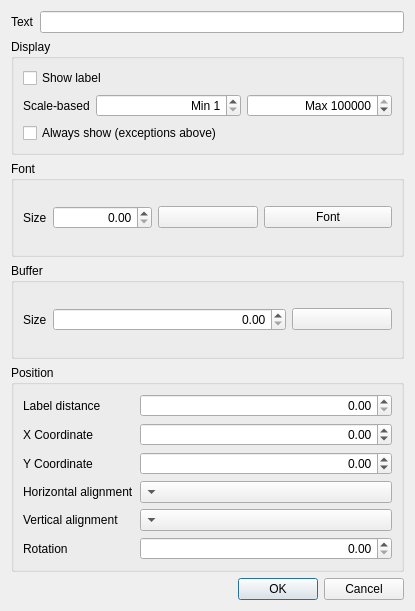
First picture: the form in src/ui/qgslabelpropertydialogbase.ui, repository carsmie/QGIS, before the edit.
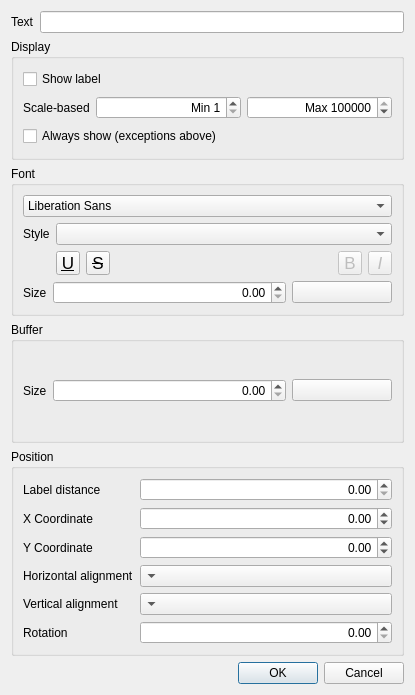
Second picture: the form after the edit. Custom widgets are drawn as their Qt base class.

Commit message:
Fix for #8003, font not written to table when using change label properties tool
The following have been updated/added to match layer's new labeling gui:
- Comboboxes for font family and style
- Buttons for underline, strikeout, bold and italic

Patch:
```diff
--- a/src/ui/qgslabelpropertydialogbase.ui
+++ b/src/ui/qgslabelpropertydialogbase.ui
@@ -7,7 +7,7 @@
     <x>0</x>
     <y>0</y>
     <width>415</width>
-    <height>611</height>
+    <height>695</height>
    </rect>
   </property>
   <property name="windowTitle">
@@ -34,14 +34,34 @@
       <string>Font</string>
      </property>
      <layout class="QGridLayout" name="gridLayout">
-      <item row="0" column="2">
-       <widget class="QPushButton" name="mFontPushButton">
+      <item row="1" column="1" colspan="2">
+       <widget class="QComboBox" name="mFontStyleCmbBx">
+        <property name="toolTip">
+         <string>Available typeface styles</string>
+        </property>
+       </widget>
+      </item>
+      <item row="3" column="2">
+       <widget class="QgsColorButton" name="mFontColorButton">
+        <property name="maximumSize">
+         <size>
+          <width>100</width>
+          <height>16777215</height>
+         </size>
+        </property>
         <property name="text">
-         <string>Font</string>
+         <string/>
         </property>
        </widget>
       </item>
-      <item row="0" column="0">
+      <item row="0" column="0" colspan="3">
+       <widget class="QFontComboBox" name="mFontFamilyCmbBx">
+        <property name="editable">
+         <bool>false</bool>
+        </property>
+       </widget>
+      </item>
+      <item row="3" column="0" colspan="2">
        <layout class="QHBoxLayout" name="horizontalLayout">
         <item>
          <widget class="QLabel" name="mFontSizeLabel">
@@ -68,19 +88,173 @@
         </item>
        </layout>
       </item>
-      <item row="0" column="1">
-       <widget class="QgsColorButton" name="mFontColorButton">
-        <property name="maximumSize">
-         <size>
-          <width>100</width>
-          <height>16777215</height>
-         </size>
+      <item row="1" column="0">
+       <widget class="QLabel" name="label_3">
+        <property name="sizePolicy">
+         <sizepolicy hsizetype="Maximum" vsizetype="Preferred">
+          <horstretch>0</horstretch>
+          <verstretch>0</verstretch>
+         </sizepolicy>
         </property>
         <property name="text">
-         <string/>
+         <string>Style</string>
         </property>
        </widget>
       </item>
+      <item row="2" column="1" colspan="2">
+       <layout class="QHBoxLayout" name="horizontalLayout_4">
+        <item>
+         <widget class="QToolButton" name="mFontUnderlineBtn">
+          <property name="enabled">
+           <bool>true</bool>
+          </property>
+          <property name="minimumSize">
+           <size>
+            <width>24</width>
+            <height>24</height>
+           </size>
+          </property>
+          <property name="maximumSize">
+           <size>
+            <width>24</width>
+            <height>24</height>
+           </size>
+          </property>
+          <property name="font">
+           <font>
+            <pointsize>13</pointsize>
+            <underline>true</underline>
+           </font>
+          </property>
+          <property name="toolTip">
+           <string>Underlined text</string>
+          </property>
+          <property name="text">
+           <string>U</string>
+          </property>
+          <property name="checkable">
+           <bool>true</bool>
+          </property>
+         </widget>
+        </item>
+        <item>
+         <widget class="QToolButton" name="mFontStrikethroughBtn">
+          <property name="enabled">
+           <bool>true</bool>
+          </property>
+          <property name="minimumSize">
+           <size>
+            <width>24</width>
+            <height>24</height>
+           </size>
+          </property>
+          <property name="maximumSize">
+           <size>
+            <width>24</width>
+            <height>24</height>
+           </size>
+          </property>
+          <property name="font">
+           <font>
+            <pointsize>13</pointsize>
+            <strikeout>true</strikeout>
+           </font>
+          </property>
+          <property name="toolTip">
+           <string>Strikeout text</string>
+          </property>
+          <property name="text">
+           <string>S</string>
+          </property>
+          <property name="checkable">
+           <bool>true</bool>
+          </property>
+         </widget>
+        </item>
+        <item>
+         <spacer name="horizontalSpacer">
+          <property name="orientation">
+           <enum>Qt::Horizontal</enum>
+          </property>
+          <property name="sizeHint" stdset="0">
+           <size>
+            <width>0</width>
+            <height>20</height>
+           </size>
+          </property>
+         </spacer>
+        </item>
+        <item>
+         <widget class="QToolButton" name="mFontBoldBtn">
+          <property name="enabled">
+           <bool>false</bool>
+          </property>
+          <property name="minimumSize">
+           <size>
+            <width>24</width>
+            <height>24</height>
+           </size>
+          </property>
+          <property name="maximumSize">
+           <size>
+            <width>24</width>
+            <height>24</height>
+           </size>
+          </property>
+          <property name="font">
+           <font>
+            <pointsize>13</pointsize>
+           </font>
+          </property>
+          <property name="toolTip">
+           <string>Bold text
+(data defined only, overrides Style)</string>
+          </property>
+          <property name="text">
+           <string>B</string>
+          </property>
+          <property name="checkable">
+           <bool>true</bool>
+          </property>
+         </widget>
+        </item>
+        <item>
+         <widget class="QToolButton" name="mFontItalicBtn">
+          <property name="enabled">
+           <bool>false</bool>
+          </property>
+          <property name="minimumSize">
+           <size>
+            <width>24</width>
+            <height>24</height>
+           </size>
+          </property>
+          <property name="maximumSize">
+           <size>
+            <width>24</width>
+            <height>24</height>
+           </size>
+          </property>
+          <property name="font">
+           <font>
+            <pointsize>13</pointsize>
+            <italic>true</italic>
+           </font>
+          </property>
+          <property name="toolTip">
+           <string>Italic text
+(data defined only, overrides Style)</string>
+          </property>
+          <property name="text">
+           <string>I</string>
+          </property>
+          <property name="checkable">
+           <bool>true</bool>
+          </property>
+         </widget>
+        </item>
+       </layout>
+      </item>
      </layout>
     </widget>
    </item>
```
The commit also changes 3 other files.
